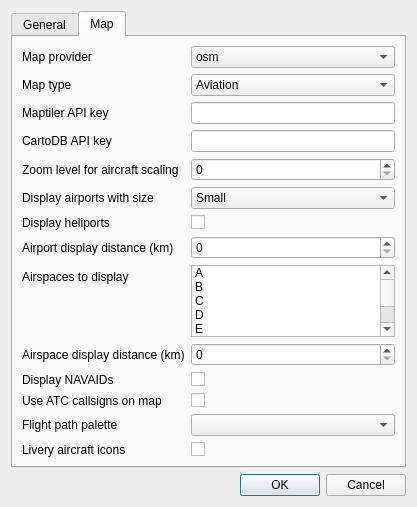
Qt form plugins/channelrx/demodadsb/adsbdemoddisplaydialog.ui (f4exb/sdrangel) before a commit.
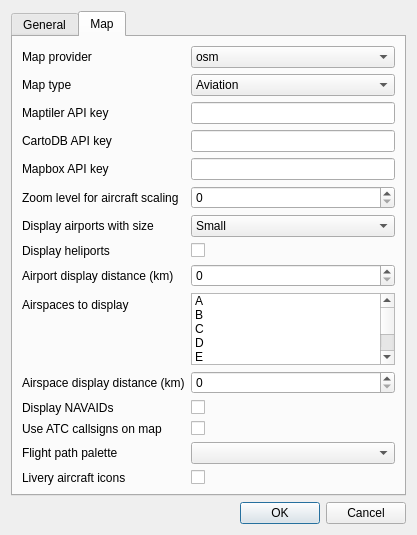
The same form after that commit. The open tabs and pages were chosen to show the change.

```diff
--- a/plugins/channelrx/demodadsb/adsbdemoddisplaydialog.ui
+++ b/plugins/channelrx/demodadsb/adsbdemoddisplaydialog.ui
@@ -277,14 +277,14 @@
            </item>
           </widget>
          </item>
-         <item row="4" column="0">
+         <item row="5" column="0">
           <widget class="QLabel" name="aircraftMinZoomLabel">
            <property name="text">
             <string>Zoom level for aircraft scaling</string>
            </property>
           </widget>
          </item>
-         <item row="4" column="1">
+         <item row="5" column="1">
           <widget class="QSpinBox" name="aircraftMinZoom">
            <property name="toolTip">
             <string>When map zoom (0 min zoom - 15 max zoom) is higher than this value, aircraft icon size will be scaled</string>
@@ -294,14 +294,14 @@
            </property>
           </widget>
          </item>
-         <item row="5" column="0">
+         <item row="6" column="0">
           <widget class="QLabel" name="airportSizeLabel">
            <property name="text">
             <string>Display airports with size</string>
            </property>
           </widget>
          </item>
-         <item row="5" column="1">
+         <item row="6" column="1">
           <widget class="QComboBox" name="airportSize">
            <property name="toolTip">
             <string>Sets the minimum airport size that will be displayed on the map</string>
@@ -323,14 +323,14 @@
            </item>
           </widget>
          </item>
-         <item row="6" column="0">
+         <item row="7" column="0">
           <widget class="QLabel" name="heliportsLabel">
            <property name="text">
             <string>Display heliports</string>
            </property>
           </widget>
          </item>
-         <item row="6" column="1">
+         <item row="7" column="1">
           <widget class="QCheckBox" name="heliports">
            <property name="toolTip">
             <string>When checked, heliports are displayed on the map</string>
@@ -340,14 +340,14 @@
            </property>
           </widget>
          </item>
-         <item row="7" column="0">
+         <item row="8" column="0">
           <widget class="QLabel" name="airportRangeLabel">
            <property name="text">
             <string>Airport display distance (km)</string>
            </property>
           </widget>
          </item>
-         <item row="7" column="1">
+         <item row="8" column="1">
           <widget class="QSpinBox" name="airportRange">
            <property name="toolTip">
             <string>Displays airports within the specified distance in kilometres from My Position</string>
@@ -357,14 +357,14 @@
            </property>
           </widget>
          </item>
-         <item row="8" column="0">
+         <item row="9" column="0">
           <widget class="QLabel" name="airspacesLabel">
            <property name="text">
             <string>Airspaces to display</string>
            </property>
           </widget>
          </item>
-         <item row="8" column="1">
+         <item row="9" column="1">
           <widget class="QListWidget" name="airspaces">
            <property name="toolTip">
             <string>Airspace categories to display</string>
@@ -521,14 +521,14 @@
            </item>
           </widget>
          </item>
-         <item row="9" column="0">
+         <item row="10" column="0">
           <widget class="QLabel" name="airspaceRangeLabel">
            <property name="text">
             <string>Airspace display distance (km)</string>
            </property>
           </widget>
          </item>
-         <item row="9" column="1">
+         <item row="10" column="1">
           <widget class="QSpinBox" name="airspaceRange">
            <property name="toolTip">
             <string>Displays airspace within the specified distance in kilometres from My Position</string>
@@ -538,14 +538,14 @@
            </property>
           </widget>
          </item>
-         <item row="10" column="0">
+         <item row="11" column="0">
           <widget class="QLabel" name="displayNavAids">
            <property name="text">
             <string>Display NAVAIDs</string>
            </property>
           </widget>
          </item>
-         <item row="10" column="1">
+         <item row="11" column="1">
           <widget class="QCheckBox" name="navAids">
            <property name="toolTip">
             <string>Display NAVAIDs such as VORs and NDBs</string>
@@ -555,7 +555,7 @@
            </property>
           </widget>
          </item>
-         <item row="11" column="1">
+         <item row="12" column="1">
           <widget class="QCheckBox" name="atcCallsigns">
            <property name="toolTip">
             <string>Use ATC callsigns (SPEEDBIRD) rather than ICAO (BAW) for aircraft labels on map</string>
@@ -565,21 +565,21 @@
            </property>
           </widget>
          </item>
-         <item row="11" column="0">
+         <item row="12" column="0">
           <widget class="QLabel" name="atcCallsignsLabel">
            <property name="text">
             <string>Use ATC callsigns on map</string>
            </property>
           </widget>
          </item>
-         <item row="12" column="1">
+         <item row="13" column="1">
           <widget class="QComboBox" name="flightPathPalette">
            <property name="toolTip">
             <string>Colour palette to use for aircraft flight paths</string>
            </property>
           </widget>
          </item>
-         <item row="12" column="0">
+         <item row="13" column="0">
           <widget class="QLabel" name="flightPathPaletteLabel">
            <property name="text">
             <string>Flight path palette</string>
@@ -617,14 +617,28 @@
            </property>
           </widget>
          </item>
-         <item row="13" column="0">
+         <item row="4" column="0">
+          <widget class="QLabel" name="mapBoxAPIKeyLabel">
+           <property name="text">
+            <string>Mapbox API key</string>
+           </property>
+          </widget>
+         </item>
+         <item row="4" column="1">
+          <widget class="QLineEdit" name="mapBoxAPIKey">
+           <property name="toolTip">
+            <string>API key for Mapbox (https://www.mapbox.com), required for the mapboxgl map provider</string>
+           </property>
+          </widget>
+         </item>
+         <item row="14" column="0">
           <widget class="QLabel" name="useLiveryIconsLabel">
            <property name="text">
             <string>Livery aircraft icons</string>
            </property>
           </widget>
          </item>
-         <item row="13" column="1">
+         <item row="14" column="1">
           <widget class="QCheckBox" name="useLiveryIcons">
            <property name="toolTip">
             <string>Display aircraft icons showing airline liveries, matched from the aircraft type and operator, instead of black icons</string>
```
